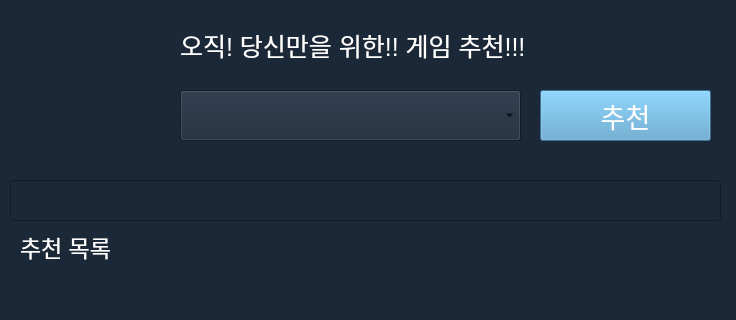
Old version of the form steampp.ui in the repository shinht97/steamsavemoney; both pictures show x 0 to 736 and y 0 to 320 of the 736 by 819 pixel window.
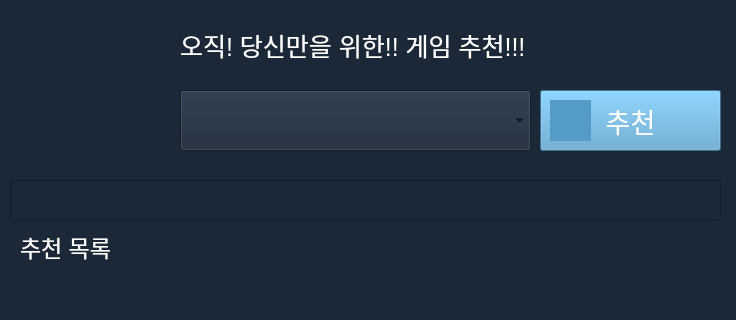
New version of the form. Icons and pictures are not drawn.

```diff
--- a/steampp.ui
+++ b/steampp.ui
@@ -46,8 +46,8 @@
     <rect>
      <x>180</x>
      <y>90</y>
-     <width>341</width>
-     <height>51</height>
+     <width>351</width>
+     <height>61</height>
     </rect>
    </property>
    <property name="font">
@@ -94,8 +94,8 @@
     <rect>
      <x>540</x>
      <y>90</y>
-     <width>171</width>
-     <height>51</height>
+     <width>181</width>
+     <height>61</height>
     </rect>
    </property>
    <property name="font">
@@ -166,6 +166,22 @@
     <set>Qt::AlignLeading|Qt::AlignLeft|Qt::AlignTop</set>
    </property>
   </widget>
+  <widget class="QLabel" name="label_4">
+   <property name="geometry">
+    <rect>
+     <x>550</x>
+     <y>100</y>
+     <width>41</width>
+     <height>41</height>
+    </rect>
+   </property>
+   <property name="styleSheet">
+    <string notr="true">background-color:rgb(84, 156, 200);</string>
+   </property>
+   <property name="text">
+    <string/>
+   </property>
+  </widget>
  </widget>
  <resources/>
  <connections/>
```
